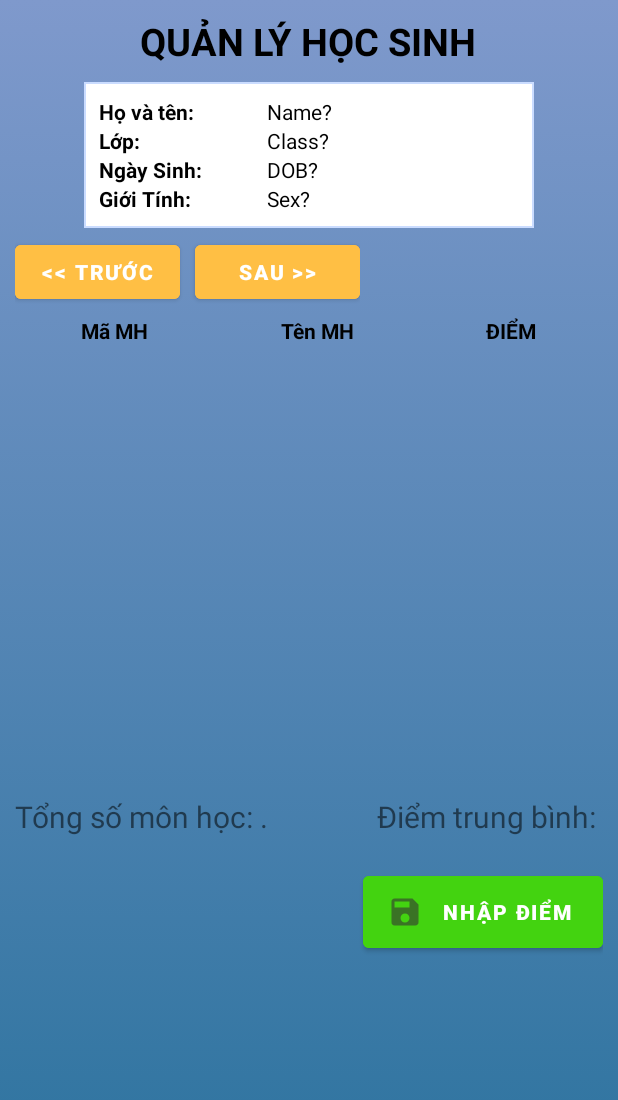
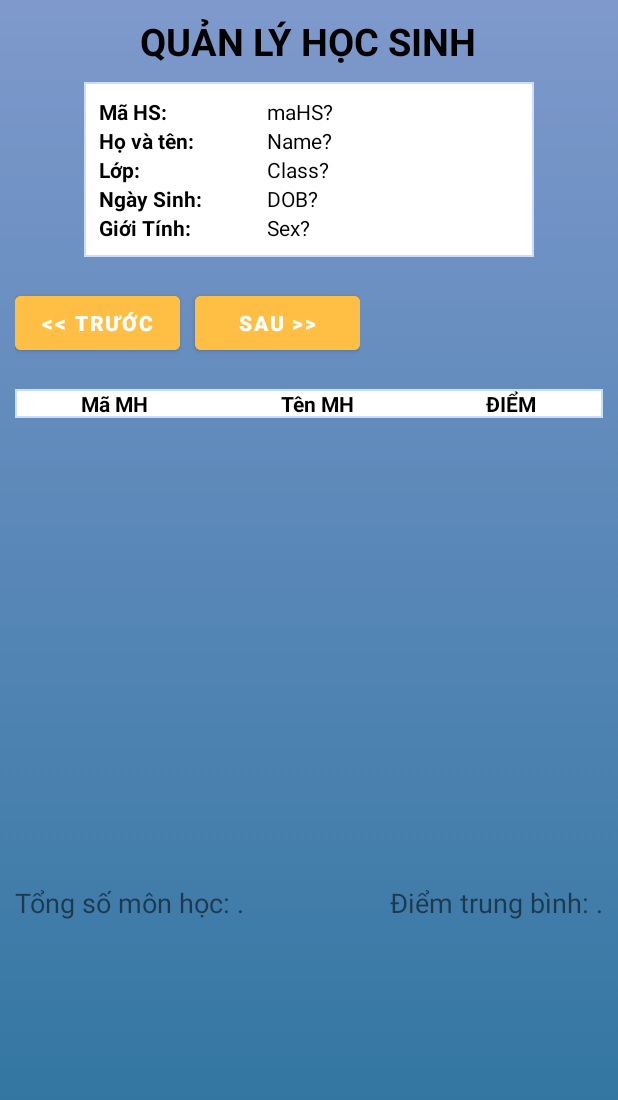
Before and after one commit to truong-lv/Student-Score-Management_App, an Android app: the layout activity_student_manager.xml on its own in the app's theme, with its tools: preview values and no code run, on a phone screen of 412 x 824 dp. Shown: the top 1100 px of the screen. Run offline under Robolectric (Android 15) with nearby library versions, the phone set to English and light mode, and no system bars.

Commit message:
Complete StudentManager

```diff
--- a/app/src/main/AndroidManifest.xml
+++ b/app/src/main/AndroidManifest.xml
@@ -34,6 +34,9 @@
             android:name=".ChooseClassActivity"
             android:exported="false" />
         <activity
+            android:name=".StudentManagerActivity"
+            android:exported="false" />
+        <activity
             android:name=".LoginActivity"
             android:exported="true">
             <intent-filter>
--- /dev/null
+++ b/app/src/main/res/drawable/vien_den.xml
@@ -0,0 +1,6 @@
+<?xml version="1.0" encoding="utf-8"?>
+<shape
+    xmlns:android="http://schemas.android.com/apk/res/android"
+    android:shape= "rectangle">
+    <stroke android:width="1dp" android:color="#fff"/>
+</shape>
--- a/app/src/main/res/layout/activity_student_manager.xml
+++ b/app/src/main/res/layout/activity_student_manager.xml
@@ -27,6 +27,26 @@
         android:orientation="vertical"
         android:padding="10dp"
         android:layout_marginTop="10dp">
+        <LinearLayout
+            android:layout_width="match_parent"
+            android:layout_height="wrap_content"
+            android:gravity="center"
+            android:weightSum="5">
+            <TextView
+                android:layout_width="0dp"
+                android:layout_height="wrap_content"
+                android:text="Mã HS: "
+                android:textStyle="bold"
+                android:textColor="#000"
+                android:layout_weight="2"/>
+            <TextView
+                android:layout_width="0dp"
+                android:layout_height="wrap_content"
+                android:text="maHS?"
+                android:textColor="#000"
+                android:layout_weight="3"
+                android:id="@+id/tvMaHS"/>
+        </LinearLayout>
         <LinearLayout
             android:layout_width="match_parent"
             android:layout_height="wrap_content"
@@ -108,8 +128,8 @@
     <LinearLayout
         android:layout_width="wrap_content"
         android:layout_height="wrap_content"
-        android:layout_marginTop="5dp"
-        android:layout_marginBottom="5dp">
+        android:layout_marginTop="20dp"
+        android:layout_marginBottom="20dp">
         <Button
             android:layout_width="110dp"
             android:layout_height="wrap_content"
@@ -132,7 +152,8 @@
         android:layout_height="320dp"
         android:stretchColumns="*"
         android:id="@+id/tbDiem">
-        <TableRow>
+        <TableRow
+            android:background="@drawable/vien">
             <TextView
                 android:text="Mã MH"
                 android:gravity="center"
@@ -155,43 +176,47 @@
     </TableLayout>
     <LinearLayout
         android:layout_width="match_parent"
-        android:layout_height="wrap_content">
+        android:layout_height="wrap_content"
+        android:weightSum="2"
+        android:orientation="horizontal"
+        android:layout_marginTop="10dp">
+        <LinearLayout
+            android:layout_width="0dp"
+            android:layout_height="wrap_content"
+            android:orientation="horizontal"
+            android:layout_weight="1">
             <TextView
                 android:layout_width="wrap_content"
                 android:layout_height="wrap_content"
                 android:text="Tổng số môn học: "
-            android:textSize="20dp" />
+                android:textSize="18dp" />
             <TextView
                 android:layout_width="wrap_content"
                 android:layout_height="wrap_content"
                 android:text="."
-            android:textSize="20dp"
+                android:textSize="18dp"
                 android:id="@+id/tvTongMH"/>
+        </LinearLayout>
+        <LinearLayout
+            android:layout_width="0dp"
+            android:layout_height="wrap_content"
+            android:layout_weight="1"
+            android:orientation="horizontal"
+            android:gravity="end">
             <TextView
-            android:layout_width="match_parent"
+                android:layout_width="wrap_content"
                 android:layout_height="wrap_content"
                 android:text="Điểm trung bình: "
-            android:textSize="20dp"
+                android:textSize="18dp"
                 android:gravity="end"/>
             <TextView
                 android:layout_width="wrap_content"
                 android:layout_height="wrap_content"
                 android:text="."
-            android:textSize="20dp"
+                android:textSize="18dp"
                 android:id="@+id/tvDiemTB"/>
         </LinearLayout>
-    <Button
-        android:layout_gravity="end"
-        android:layout_width="160dp"
-        android:layout_height="60dp"
-        android:text="Nhập điểm"
-        android:layout_marginTop="20dp"
-        android:backgroundTint="#43D310"
-        android:textStyle="bold"
-        android:drawableLeft="@drawable/ic_action_save"
-        >
-
-    </Button>
+    </LinearLayout>
 
 
 </LinearLayout>
```
Also changed, not shown: app/src/main/java/com/example/studentscoremanagement/Adapter/AdapterHocSinh.java (+8 -2 lines), app/src/main/java/com/example/studentscoremanagement/StudentManagerActivity.java (+47 -5 lines). Lines whose indentation alone changed are shown as unchanged.
